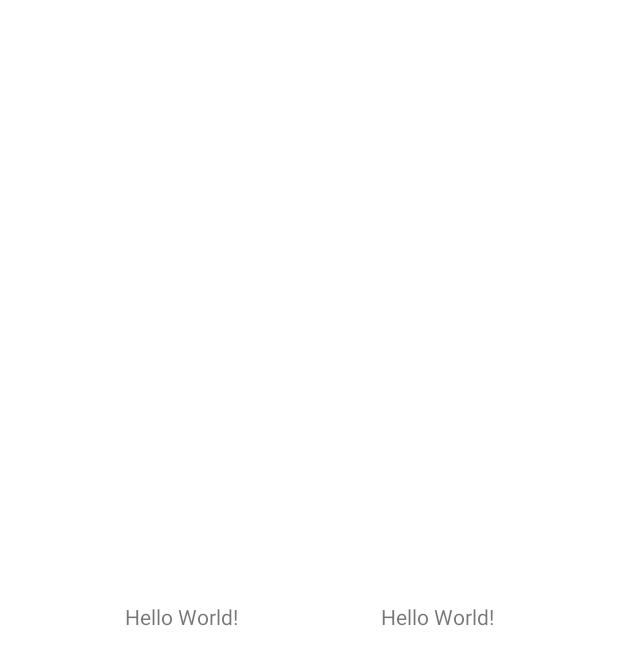
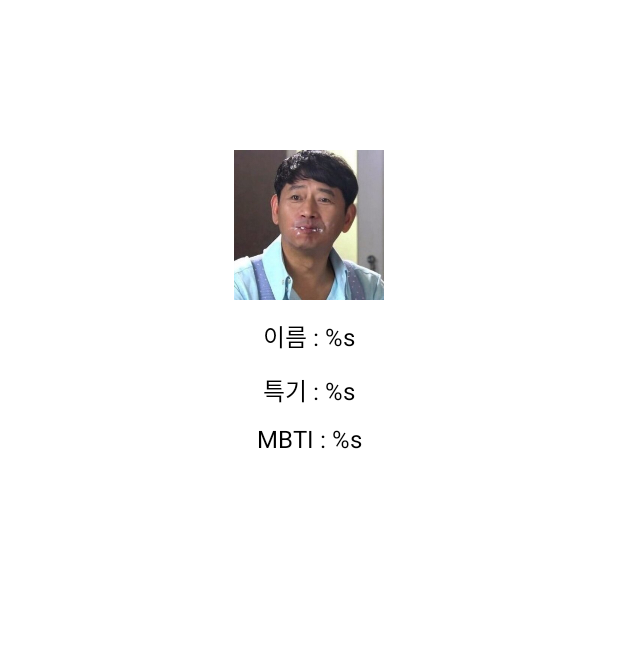
Before and after one commit to GO-SOPT-ANDROID/chaeyeon-jeon, an Android app: the MainActivity screen opened directly, with no data from a screen before it, on a phone screen of 412 x 824 dp. Before the commit the part shown is almost empty. Shown: the top 665 px of the screen. Run offline under Robolectric (Android 15) with nearby library versions, the phone set to English and light mode, and no system bars; our stand-ins replace Dagger/Hilt's generated code, data binding.

Commit message:
[UI/#1] 자기소개 페이지 레이아웃 구현

```diff
--- a/app/src/main/res/layout/activity_main.xml
+++ b/app/src/main/res/layout/activity_main.xml
@@ -13,26 +13,51 @@
         android:layout_width="match_parent"
         android:layout_height="match_parent">
 
-        <TextView
-            android:id="@+id/tv_test1"
+        <ImageView
+            android:id="@+id/iv_main_profile"
             android:layout_width="100dp"
-            android:layout_height="100dp"
-            android:gravity="center"
-            android:text="@string/main_test"
-            app:layout_constraintBottom_toBottomOf="parent"
-            app:layout_constraintEnd_toStartOf="@id/tv_test2"
+            android:layout_height="0dp"
+            android:layout_marginTop="100dp"
+            android:src="@drawable/img_main_profile"
+            app:layout_constraintDimensionRatio="1:1"
+            app:layout_constraintEnd_toEndOf="parent"
             app:layout_constraintStart_toStartOf="parent"
             app:layout_constraintTop_toTopOf="parent" />
 
         <TextView
-            android:id="@+id/tv_test2"
-            android:layout_width="100dp"
-            android:layout_height="0dp"
-            android:gravity="center"
-            android:text="@string/main_test"
-            app:layout_constraintBottom_toBottomOf="@id/tv_test1"
+            android:id="@+id/tv_main_name"
+            android:layout_width="wrap_content"
+            android:layout_height="wrap_content"
+            android:layout_marginTop="12dp"
+            android:text="@string/main_name"
+            android:textColor="@color/black"
+            android:textSize="16sp"
             app:layout_constraintEnd_toEndOf="parent"
-            app:layout_constraintStart_toEndOf="@id/tv_test1"
-            app:layout_constraintTop_toTopOf="@id/tv_test1" />
+            app:layout_constraintStart_toStartOf="parent"
+            app:layout_constraintTop_toBottomOf="@id/iv_main_profile" />
+
+        <TextView
+            android:id="@+id/tv_main_specialty"
+            android:layout_width="wrap_content"
+            android:layout_height="wrap_content"
+            android:layout_marginTop="12dp"
+            android:text="@string/main_specialty"
+            android:textColor="@color/black"
+            android:textSize="16sp"
+            app:layout_constraintEnd_toEndOf="parent"
+            app:layout_constraintStart_toStartOf="parent"
+            app:layout_constraintTop_toBottomOf="@id/tv_main_name" />
+
+        <TextView
+            android:id="@+id/tv_main_mbti"
+            android:layout_width="wrap_content"
+            android:layout_height="wrap_content"
+            android:layout_marginTop="12dp"
+            android:text="@string/main_mbti"
+            android:textColor="@color/black"
+            android:textSize="16sp"
+            app:layout_constraintEnd_toEndOf="parent"
+            app:layout_constraintStart_toStartOf="parent"
+            app:layout_constraintTop_toBottomOf="@id/tv_main_specialty" />
     </androidx.constraintlayout.widget.ConstraintLayout>
 </layout>
--- a/app/src/main/res/values/strings.xml
+++ b/app/src/main/res/values/strings.xml
@@ -3,15 +3,12 @@
     <!-- common -->
     <string name="wrong_input_msg">잘못된 입력입니다.</string>
 
-    <!-- main -->
-    <string name="main_test">Hello World!</string>
-
     <!-- login -->
     <string name="login_welcome_msg">Welcome to GO Android!</string>
     <string name="login_id_label">ID</string>
-    <string name="login_id_hint">아이디를 입력하세요.</string>
+    <string name="login_id_hint">아이디를 입력하세요. (6~10자)</string>
     <string name="login_pwd_label">PASSWORD</string>
-    <string name="login_pwd_hint">비밀번호를 입력하세요.</string>
+    <string name="login_pwd_hint">비밀번호를 입력하세요. (8~12자)</string>
     <string name="login_login_btn">LOG IN</string>
     <string name="login_signup_btn">SIGN UP</string>
     <string name="login_signup_success_msg">회원가입이 완료되었습니다.</string>
@@ -27,4 +24,9 @@
     <string name="signup_name_hint">이름을 입력하세요.</string>
     <string name="signup_invalid_id_msg">잘못된 아이디입니다.</string>
     <string name="signup_invalid_pwd_msg">잘못된 비밀번호입니다.</string>
+
+    <!-- main -->
+    <string name="main_name">이름 : %s</string>
+    <string name="main_specialty">특기 : %s</string>
+    <string name="main_mbti">MBTI : %s</string>
 </resources>
```
Also changed, not shown: app/src/main/res/drawable/img_main_profile.jpg (added).
